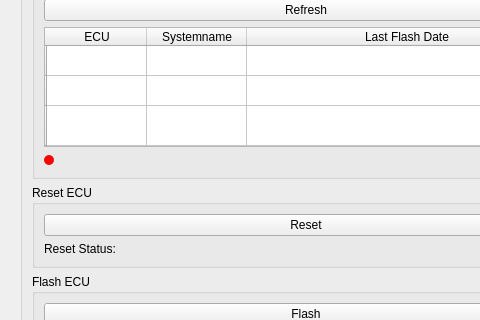
This is WINDOWS_GUI/mainwindow.ui in amosproj/amos2024ss07-updating-flash-boot-loader as Qt 5 draws it before an edit; both pictures show x 0 to 480 and y 138 to 458 of the 1200 by 700 pixel window. The edited form follows.
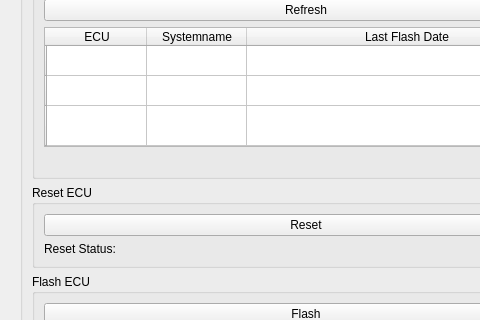
This is the edited form.

Commit message: #87 Ensure the indicator is a circle

Patch:
```diff
--- a/WINDOWS_GUI/mainwindow.ui
+++ b/WINDOWS_GUI/mainwindow.ui
@@ -106,7 +106,7 @@
              <item>
               <widget class="QLabel" name="label_ECU_status">
                <property name="styleSheet">
-                <string notr="true">QLabel { background-color : red; border-radius: 5px; width: 10px; height: 10px; max-width: 10px; max-height: 10px }</string>
+                <string notr="true">QLabel {border-radius: 5px;  max-width: 10px; max-height: 10px; background-color : transparent }</string>
                </property>
                <property name="text">
                 <string/>
```
The commit also changes 1 other file.
